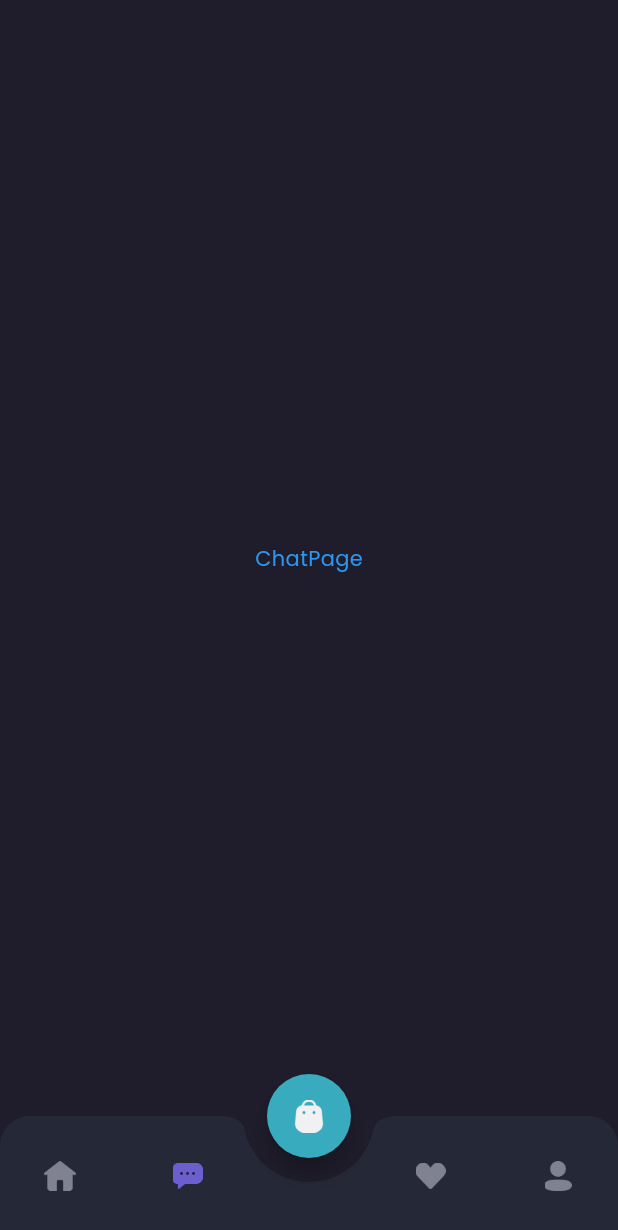
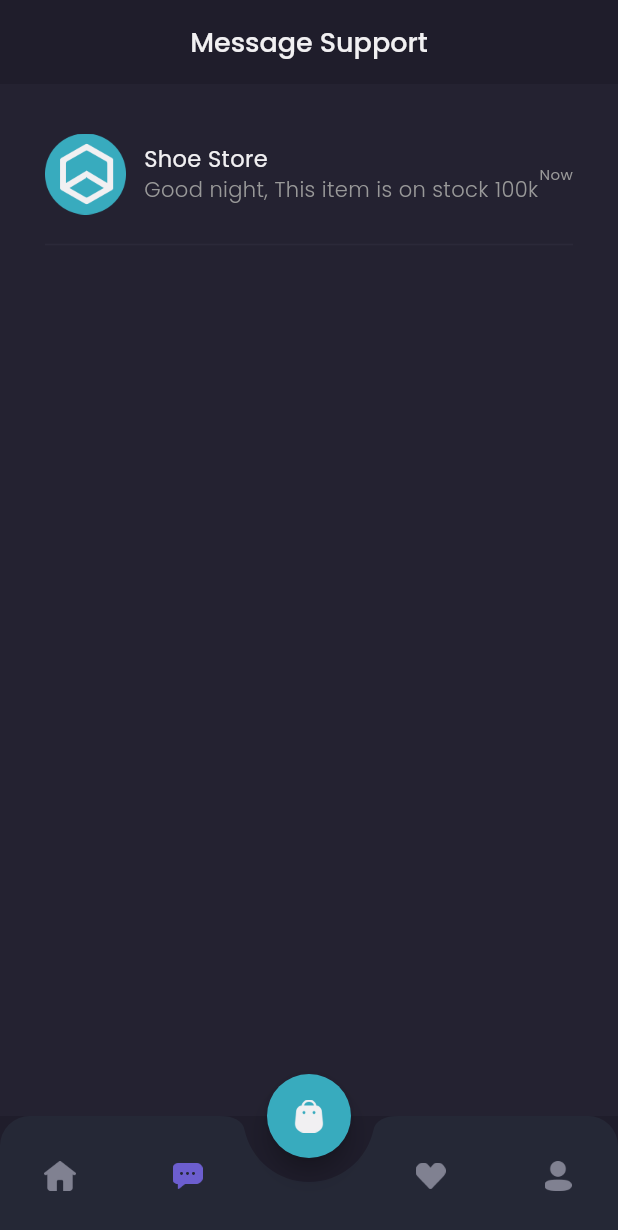
Before and after one commit to taunur/shamo-app, a Flutter app: the MainPage screen opened by its route, item 2 of the bottom bar chosen, on a phone screen of 412 x 824 dp. Shown: the top 1230 px of the screen. Run offline on Flutter 3.47's test engine with Material 3 defaults, Android fonts, the phone set to English and light mode, and no system bars; our stand-ins replace google_fonts.

Commit message:
slicing halaman chat

```diff
--- a/lib/main.dart
+++ b/lib/main.dart
@@ -1,4 +1,5 @@
 import 'package:flutter/material.dart';
+import 'package:shamo_app/pages/detail_chat_page.dart';
 import 'package:shamo_app/pages/home/main_page.dart';
 import 'package:shamo_app/pages/sign_in_page.dart';
 import 'package:shamo_app/pages/sign_up_page.dart';
@@ -20,6 +21,7 @@ class MyApp extends StatelessWidget {
         '/sign-in': (context) => const SignInPage(),
         '/sign-up': (context) => const SignUpPage(),
         '/home': (context) => const MainPage(),
+        '/chat': (context) => const DetailChatPage(),
       },
     );
   }
--- a/lib/pages/home/chat_page.dart
+++ b/lib/pages/home/chat_page.dart
@@ -1,16 +1,112 @@
 import 'package:flutter/material.dart';
 import 'package:shamo_app/style.dart';
+import 'package:shamo_app/widgets/chat_tile.dart';
 
 class ChatPage extends StatelessWidget {
   const ChatPage({super.key});
 
   @override
   Widget build(BuildContext context) {
-    return Center(
-      child: Text(
-        'ChatPage',
-        style: priceTextStyle,
-      ),
+    // Header
+    Widget header() {
+      return AppBar(
+        backgroundColor: bgColor1,
+        centerTitle: true,
+        automaticallyImplyLeading: false,
+        elevation: 0,
+        title: Text(
+          'Message Support',
+          style: primaryTextStyle.copyWith(
+            fontSize: 18,
+            fontWeight: medium,
+          ),
+        ),
+      );
+    }
+
+    Widget emptyChat() {
+      return Expanded(
+        child: Container(
+          width: double.infinity,
+          color: bgColor3,
+          child: Column(
+            mainAxisAlignment: MainAxisAlignment.center,
+            children: [
+              Image.asset(
+                'assets/images/ic_headset.png',
+                width: 80,
+              ),
+              const SizedBox(
+                height: 20,
+              ),
+              Text(
+                'Opss no message yet?',
+                style: primaryTextStyle.copyWith(
+                  fontSize: 16,
+                  fontWeight: medium,
+                ),
+              ),
+              const SizedBox(
+                height: 12,
+              ),
+              Text(
+                "You have never done a transaction",
+                style: secondaryTextStyle,
+              ),
+              const SizedBox(
+                height: 20,
+              ),
+              SizedBox(
+                  height: 44,
+                  child: TextButton(
+                    onPressed: () {},
+                    style: TextButton.styleFrom(
+                      padding: const EdgeInsets.symmetric(
+                        vertical: 10,
+                        horizontal: 24,
+                      ),
+                      backgroundColor: primaryColor,
+                      shape: RoundedRectangleBorder(
+                        borderRadius: BorderRadius.circular(12),
+                      ),
+                    ),
+                    child: Text(
+                      'Explore Store',
+                      style: primaryTextStyle.copyWith(
+                        fontSize: 16,
+                        fontWeight: medium,
+                      ),
+                    ),
+                  ))
+            ],
+          ),
+        ),
+      );
+    }
+
+    // Content
+    Widget content() {
+      return Expanded(
+        child: Container(
+          width: double.infinity,
+          color: bgColor3,
+          child: ListView(
+            padding: EdgeInsets.symmetric(
+              horizontal: defaultMargin,
+            ),
+            children: const [
+              ChatTile(),
+            ],
+          ),
+        ),
+      );
+    }
+
+    return Column(
+      children: [
+        header(),
+        content(),
+      ],
     );
   }
 }
--- a/lib/style.dart
+++ b/lib/style.dart
@@ -11,6 +11,7 @@ Color bgColor1 = const Color(0xff1F1D2B);
 Color bgColor2 = const Color(0xff2B2937);
 Color bgColor3 = const Color(0xff242231);
 Color bgColor4 = const Color(0xff252836);
+Color bgColor5 = const Color(0xff2B2844);
 Color primaryTextColor = const Color(0xffF1F0F2);
 Color secondaryTextColor = const Color(0xff999999);
 Color subtitleColor = const Color(0xff504F5E);
--- /dev/null
+++ b/lib/widgets/chat_tile.dart
@@ -0,0 +1,66 @@
+import 'package:flutter/material.dart';
+import 'package:shamo_app/style.dart';
+
+class ChatTile extends StatelessWidget {
+  const ChatTile({super.key});
+
+  @override
+  Widget build(BuildContext context) {
+    return GestureDetector(
+      onTap: () {
+        Navigator.pushNamed(context, '/chat');
+      },
+      child: Container(
+        margin: const EdgeInsets.only(top: 33),
+        child: Column(
+          children: [
+            Row(
+              children: [
+                Image.asset(
+                  'assets/images/img_shop_logo.png',
+                  height: 54,
+                ),
+                const SizedBox(
+                  width: 12,
+                ),
+                Expanded(
+                  child: Column(
+                    crossAxisAlignment: CrossAxisAlignment.start,
+                    children: [
+                      Text(
+                        'Shoe Store',
+                        style: primaryTextStyle.copyWith(
+                          fontSize: 15,
+                        ),
+                      ),
+                      Text(
+                        'Good night, This item is on stock 100k',
+                        style: secondaryTextStyle.copyWith(
+                          fontWeight: light,
+                          overflow: TextOverflow.ellipsis,
+                        ),
+                      ),
+                    ],
+                  ),
+                ),
+                Text(
+                  'Now',
+                  style: secondaryTextStyle.copyWith(
+                    fontSize: 10,
+                  ),
+                )
+              ],
+            ),
+            const SizedBox(
+              height: 12,
+            ),
+            const Divider(
+              thickness: 1,
+              color: Color(0xff2B2939),
+            )
+          ],
+        ),
+      ),
+    );
+  }
+}
```
Also changed, not shown: lib/pages/detail_chat_page.dart (added, +201 -0 lines), lib/widgets/chat_bubble.dart (added, +163 -0 lines).
